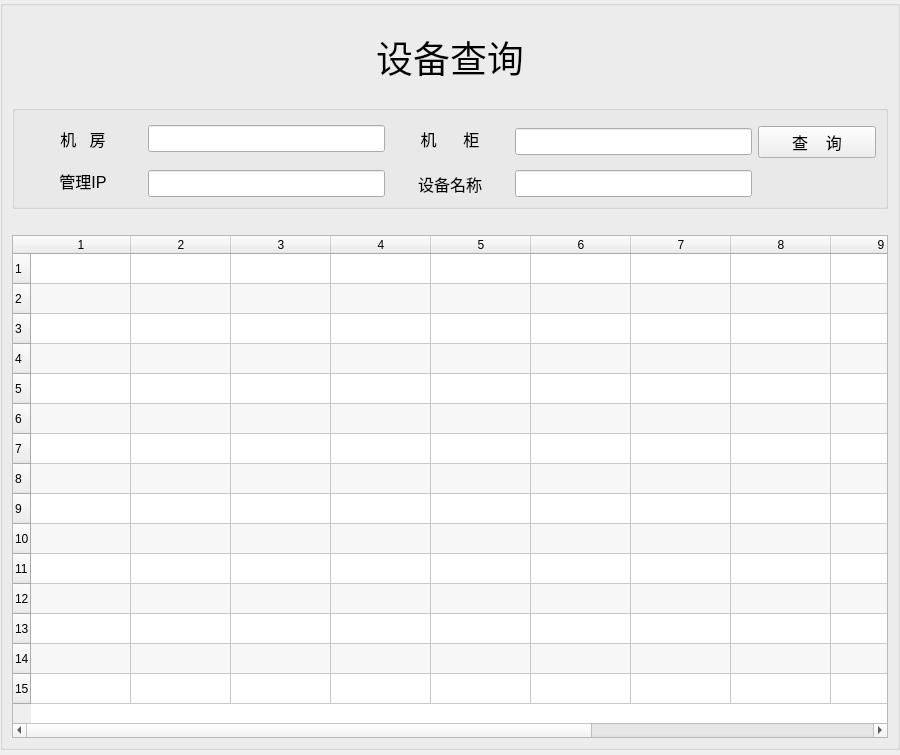
This is stu/MachineSelect.ui in tainyuhong/pyside_study1 as Qt 5 draws it before an edit. The edited form follows.
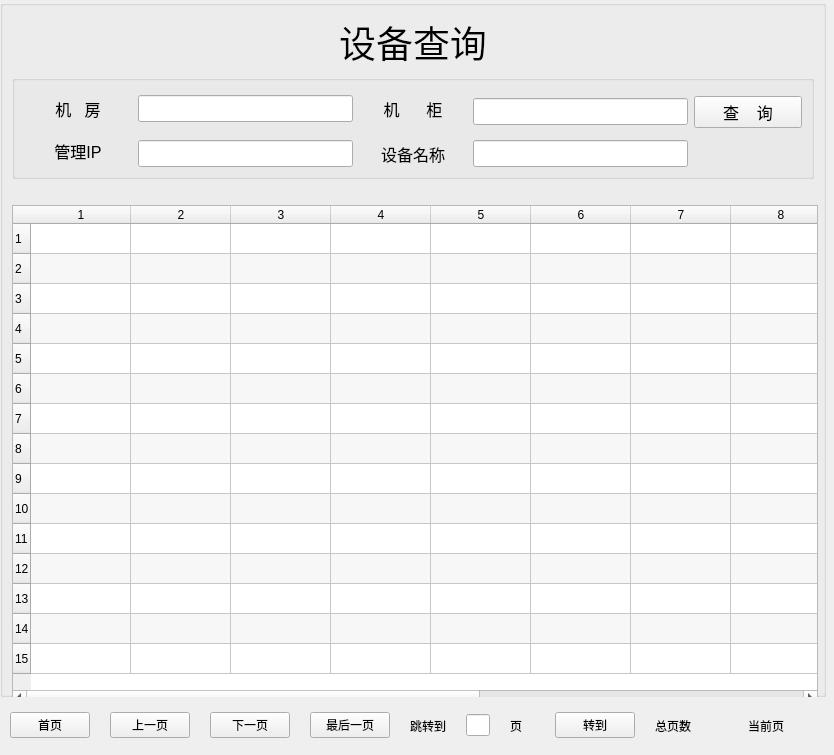
This is the edited form. Icons and pictures are not drawn.

The edit to the form file:
```diff
--- a/stu/MachineSelect.ui
+++ b/stu/MachineSelect.ui
@@ -6,7 +6,7 @@
    <rect>
     <x>0</x>
     <y>0</y>
-    <width>900</width>
+    <width>834</width>
     <height>755</height>
    </rect>
   </property>
@@ -28,8 +28,8 @@
     <rect>
      <x>0</x>
      <y>0</y>
-     <width>900</width>
-     <height>750</height>
+     <width>826</width>
+     <height>697</height>
     </rect>
    </property>
    <property name="sizePolicy">
@@ -224,7 +224,7 @@
       <property name="sizePolicy">
        <sizepolicy hsizetype="Preferred" vsizetype="Preferred">
         <horstretch>1</horstretch>
-        <verstretch>6</verstretch>
+        <verstretch>0</verstretch>
        </sizepolicy>
       </property>
       <property name="minimumSize">
@@ -300,6 +300,87 @@
     </item>
    </layout>
   </widget>
+  <widget class="QWidget" name="layoutWidget">
+   <property name="geometry">
+    <rect>
+     <x>10</x>
+     <y>710</y>
+     <width>811</width>
+     <height>31</height>
+    </rect>
+   </property>
+   <layout class="QHBoxLayout" name="page_layout" stretch="2,2,2,2,1,1,1,1,3,3">
+    <property name="spacing">
+     <number>20</number>
+    </property>
+    <item>
+     <widget class="QPushButton" name="home_btn">
+      <property name="text">
+       <string>首页</string>
+      </property>
+     </widget>
+    </item>
+    <item>
+     <widget class="QPushButton" name="pre_btn">
+      <property name="text">
+       <string>上一页</string>
+      </property>
+     </widget>
+    </item>
+    <item>
+     <widget class="QPushButton" name="next_btn">
+      <property name="text">
+       <string>下一页</string>
+      </property>
+     </widget>
+    </item>
+    <item>
+     <widget class="QPushButton" name="last_btn">
+      <property name="text">
+       <string>最后一页</string>
+      </property>
+     </widget>
+    </item>
+    <item>
+     <widget class="QLabel" name="go_page_lb">
+      <property name="text">
+       <string>跳转到</string>
+      </property>
+     </widget>
+    </item>
+    <item>
+     <widget class="QLineEdit" name="page_input_le"/>
+    </item>
+    <item>
+     <widget class="QLabel" name="page_lb">
+      <property name="text">
+       <string>页</string>
+      </property>
+     </widget>
+    </item>
+    <item>
+     <widget class="QPushButton" name="go_btn">
+      <property name="text">
+       <string>转到</string>
+      </property>
+     </widget>
+    </item>
+    <item>
+     <widget class="QLabel" name="total_page_lb">
+      <property name="text">
+       <string>总页数</string>
+      </property>
+     </widget>
+    </item>
+    <item>
+     <widget class="QLabel" name="current_page_lb">
+      <property name="text">
+       <string>当前页</string>
+      </property>
+     </widget>
+    </item>
+   </layout>
+  </widget>
  </widget>
  <resources/>
  <connections/>
```
Left out of the diff: 112 changed lines with no effect on the pictures.
